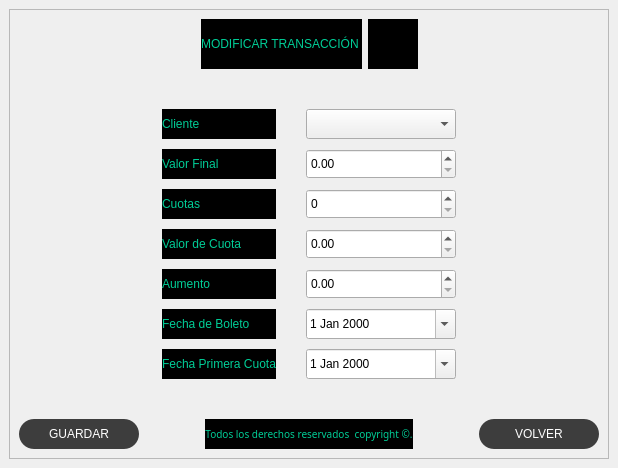
The window that Front/Modificar Transaccion Ventana.ui (MartinFernandezSantia/AplicacionPyThonPyQT6) describes before a commit, drawn with Qt 5.
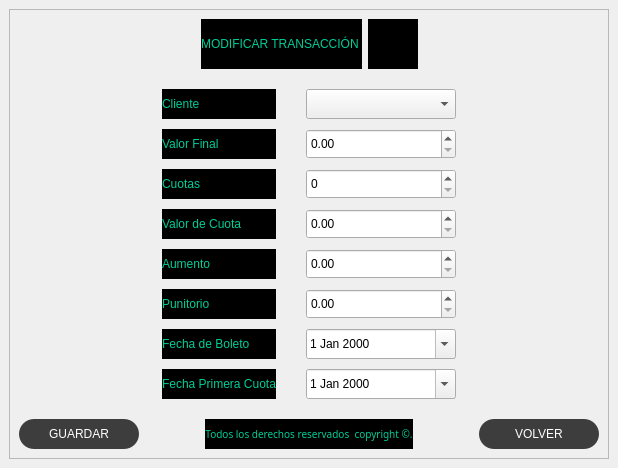
The same window after the commit. Icons and pictures are not drawn.

Commit message: Se agrego nueva interfaz de lote, modificar lote, agregar lote . Se resalto botoenes externos .

The edit to the form file:
```diff
--- a/Front/Modificar Transaccion Ventana.ui
+++ b/Front/Modificar Transaccion Ventana.ui
@@ -334,6 +334,13 @@
              </property>
             </widget>
            </item>
+           <item>
+            <widget class="QLabel" name="label_280">
+             <property name="text">
+              <string>Punitorio</string>
+             </property>
+            </widget>
+           </item>
            <item>
             <widget class="QLabel" name="label_278">
              <property name="text">
@@ -423,6 +430,19 @@
              </property>
             </widget>
            </item>
+           <item>
+            <widget class="QDoubleSpinBox" name="doubleSpinBox_3_punitorio_modificar_transaccion">
+             <property name="minimumSize">
+              <size>
+               <width>150</width>
+               <height>30</height>
+              </size>
+             </property>
+             <property name="maximum">
+              <double>999999999999999929757289024535551219930759168.000000000000000</double>
+             </property>
+            </widget>
+           </item>
            <item>
             <widget class="QDateEdit" name="dateEdit_fecha_boleto_modificar_transaccion">
              <property name="minimumSize">
```
Left out of the diff: 2 changed lines with no effect on the pictures. The commit also changes 9 other files.
